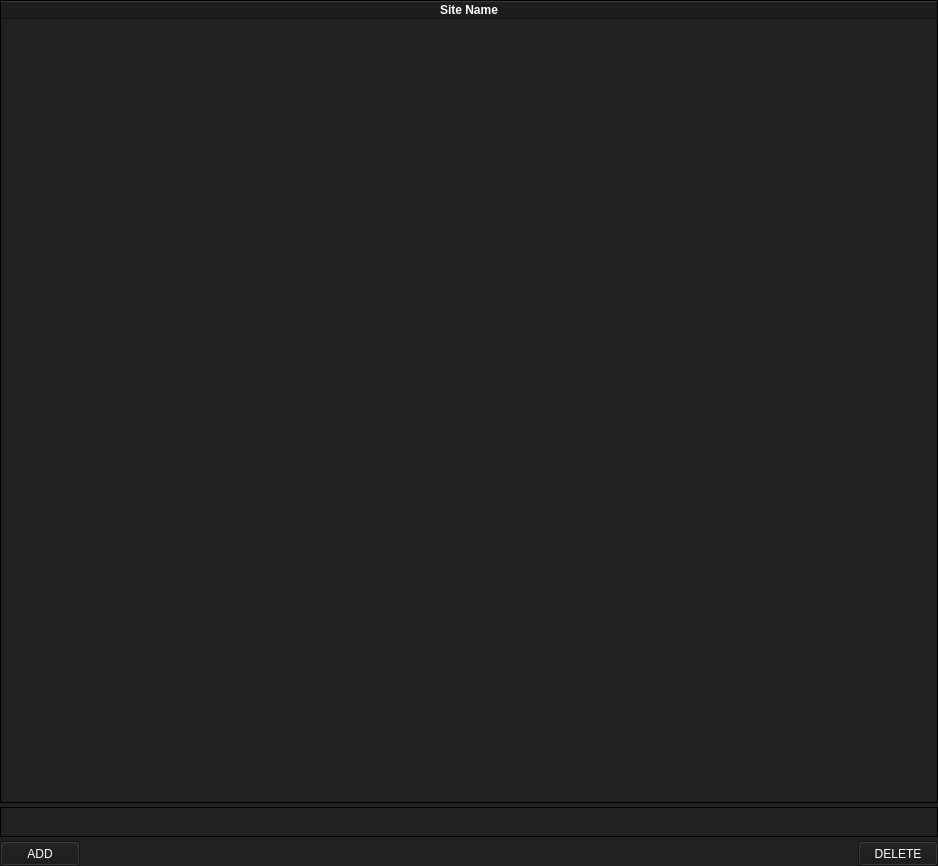
HowePersonal/DistractionBlocker, file ui/blockedweb.ui: the form before one commit.
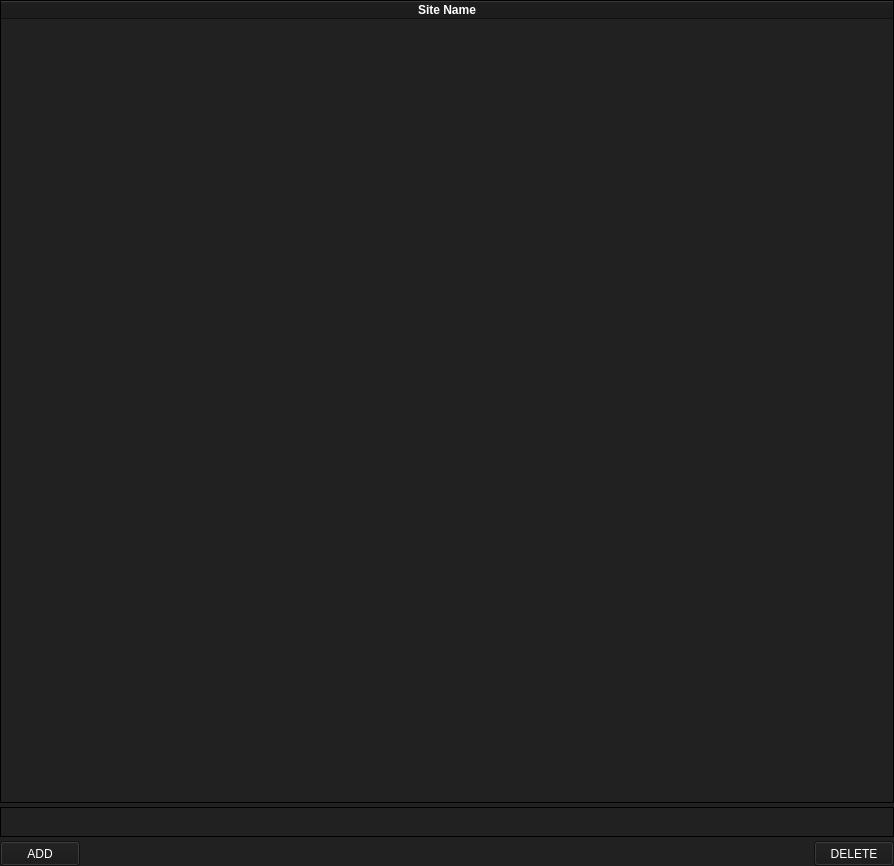
The form after the commit.

Commit message: Updated frames to fit gui style

What changed in the file:
```diff
--- a/ui/blockedweb.ui
+++ b/ui/blockedweb.ui
@@ -6,7 +6,7 @@
    <rect>
     <x>0</x>
     <y>0</y>
-    <width>938</width>
+    <width>894</width>
     <height>866</height>
    </rect>
   </property>
@@ -18,8 +18,8 @@
   </property>
   <property name="minimumSize">
    <size>
-    <width>658</width>
-    <height>466</height>
+    <width>894</width>
+    <height>866</height>
    </size>
   </property>
   <property name="windowTitle">
```
The commit also changes 5 other files.
